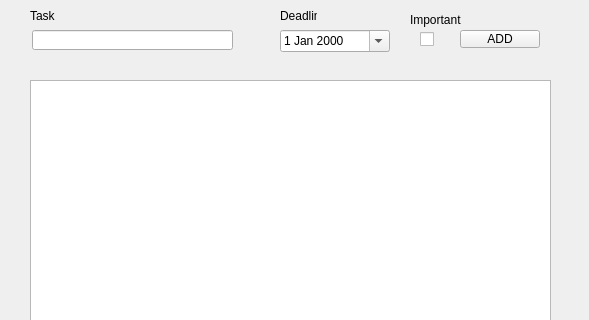
This is mainwindow.ui in slash4all/try1 as Qt 5 draws it before an edit; both pictures show x 0 to 589 and y 0 to 320 of the 800 by 600 pixel window. The edited form follows.
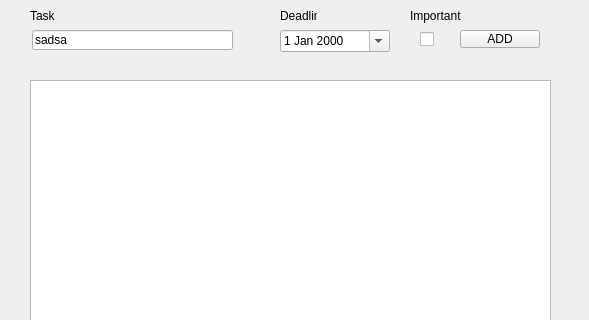
This is the edited form.

```diff
--- a/mainwindow.ui
+++ b/mainwindow.ui
@@ -49,6 +49,18 @@
       <height>20</height>
      </rect>
     </property>
+    <property name="font">
+     <font>
+      <strikeout>false</strikeout>
+      <kerning>true</kerning>
+     </font>
+    </property>
+    <property name="text">
+     <string>sadsa</string>
+    </property>
+    <property name="maxLength">
+     <number>50</number>
+    </property>
    </widget>
    <widget class="QCheckBox" name="checkBox">
     <property name="geometry">
@@ -103,9 +115,9 @@
     <property name="geometry">
      <rect>
       <x>410</x>
-      <y>10</y>
+      <y>0</y>
       <width>51</width>
-      <height>20</height>
+      <height>31</height>
      </rect>
     </property>
     <property name="text">
```
